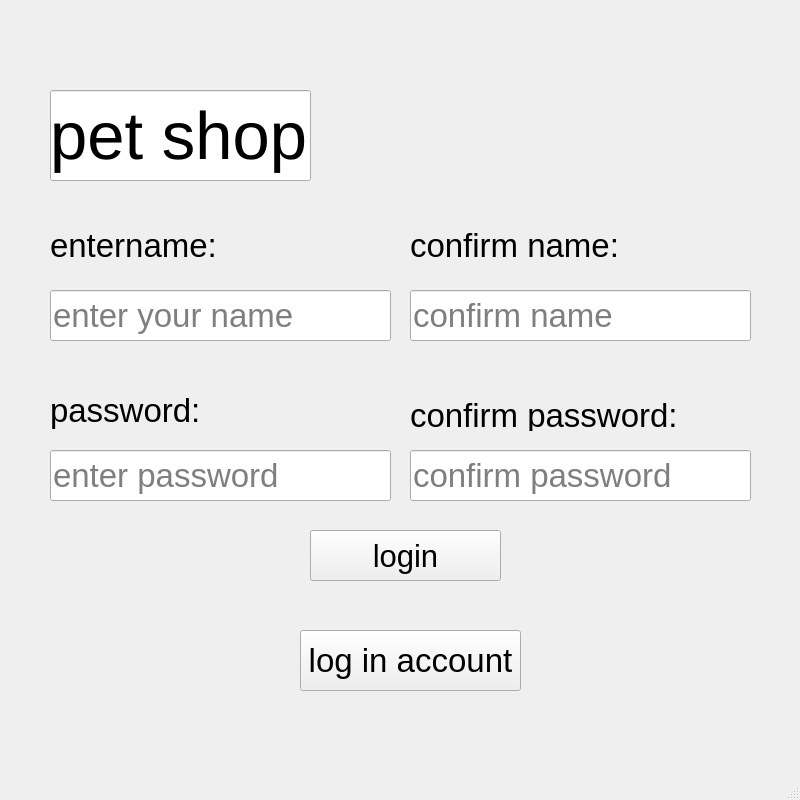
hoangminhtailam-hue/final-pta-16, file qt wed.ui: the form before one commit.
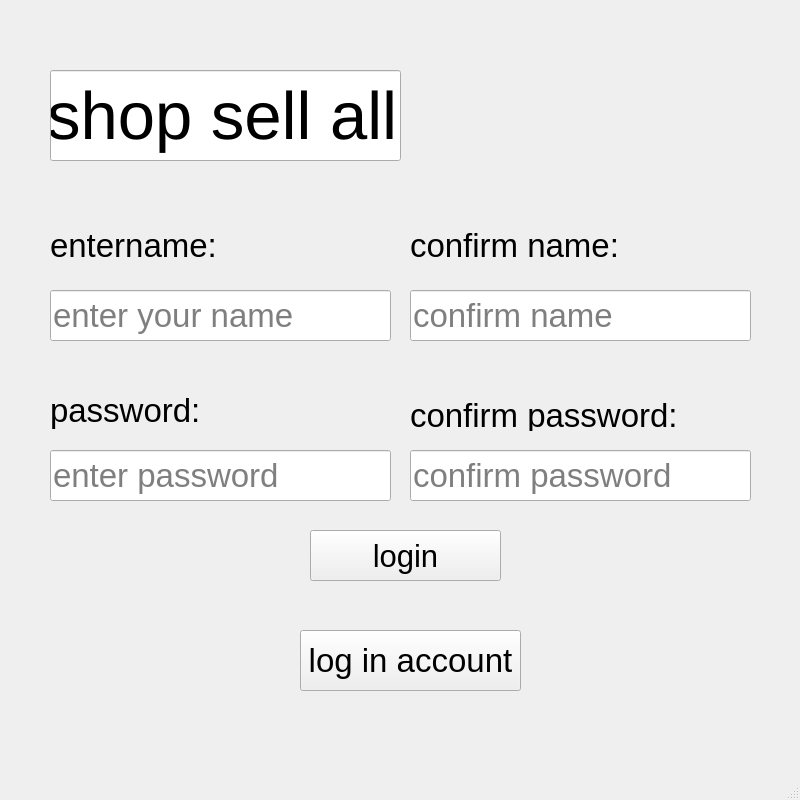
The form after the commit. Icons and pictures are not drawn.

Diff of the .ui file:
```diff
--- a/qt wed.ui
+++ b/qt wed.ui
@@ -28,9 +28,9 @@
    <widget class="QLabel" name="logo">
     <property name="geometry">
      <rect>
-      <x>580</x>
+      <x>430</x>
       <y>0</y>
-      <width>221</width>
+      <width>371</width>
       <height>231</height>
      </rect>
     </property>
@@ -51,8 +51,8 @@
     <property name="geometry">
      <rect>
       <x>50</x>
-      <y>90</y>
-      <width>261</width>
+      <y>70</y>
+      <width>351</width>
       <height>91</height>
      </rect>
     </property>
@@ -62,7 +62,7 @@
      </font>
     </property>
     <property name="text">
-     <string>pet shop</string>
+     <string>shop sell all</string>
     </property>
    </widget>
    <widget class="QLineEdit" name="entername">
```
Left out of the diff: 4 changed lines with no effect on the pictures.
